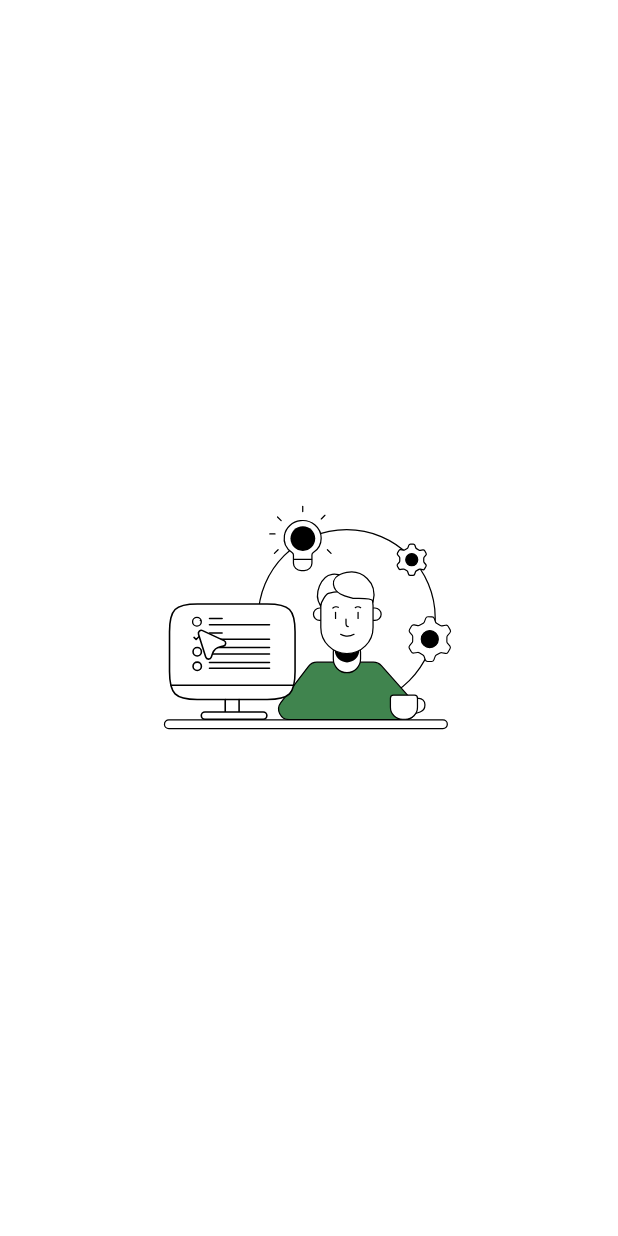
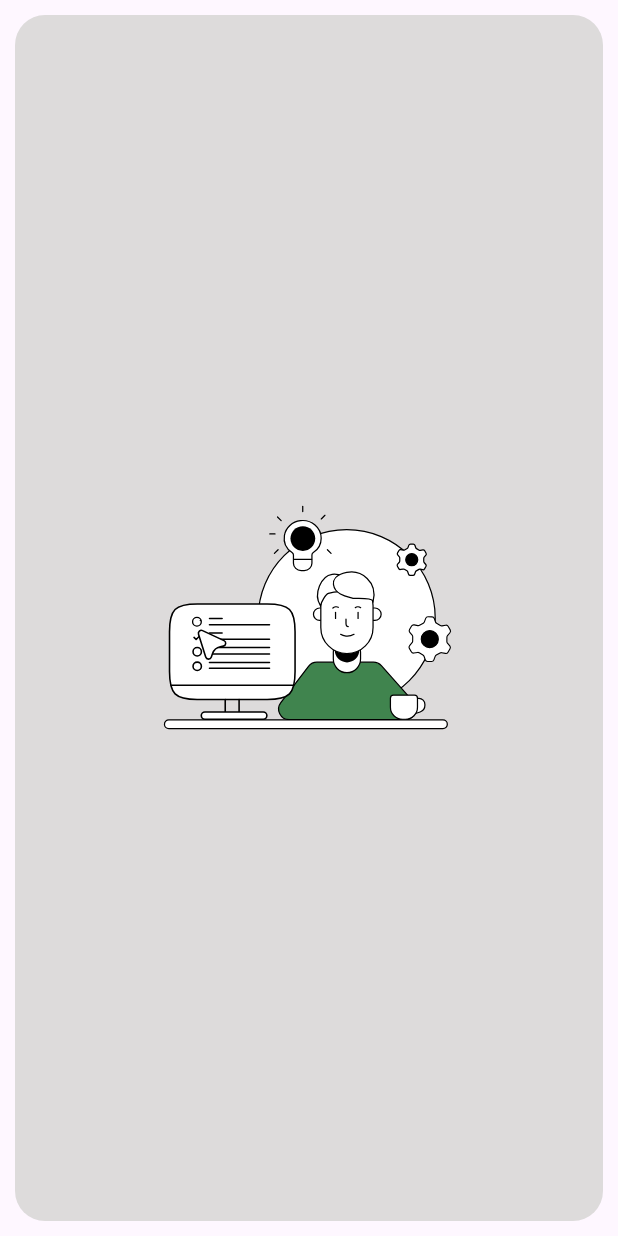
Before and after one commit to yaseeeeeeeeeeen/carnova-admin, a Flutter app: the HostPending screen opened directly, on a phone screen of 412 x 824 dp. Run offline on Flutter 3.47's test engine with Material 3 defaults, Android fonts, the phone set to English and light mode, and no system bars; our stand-ins replace bloc, carousel_slider, flutter_bloc, flutter_svg, google_fonts, lottie and 1 more; missing offline and left inert: animated_snack_bar, fab_circular_menu_plus, floating_tabbar, number_paginator; accounts and stored records are empty; network calls fail.

Commit message:
verification-1.1

```diff
--- a/lib/view/host/host_pending.dart
+++ b/lib/view/host/host_pending.dart
@@ -30,24 +30,24 @@ class HostPending extends StatelessWidget {
         }
       },
       builder: (context, state) {
-        if (pendingHostList.isEmpty) {
-          return Center(
-            child: SizedBox(
-              height: h / 2,
-              width: w / 2,
-              child: Lottie.asset(LottiePath.loginpageLottie),
-            ),
-          );
-        }
         return Scaffold(
           body: Container(
             margin: const EdgeInsets.all(10),
             decoration: BoxDecoration(
                 color: const Color.fromARGB(255, 221, 219, 219),
                 borderRadius: BorderRadius.circular(20)),
-            child: GridView.builder(
+            child: pendingHostList.isEmpty
+                ? Center(
+                    child: SizedBox(
+                      height: h / 2,
+                      width: w / 2,
+                      child: Lottie.asset(LottiePath.loginpageLottie),
+                    ),
+                  )
+                : GridView.builder(
                     itemCount: pendingHostList.length,
-              gridDelegate: const SliverGridDelegateWithFixedCrossAxisCount(
+                    gridDelegate:
+                        const SliverGridDelegateWithFixedCrossAxisCount(
                             crossAxisCount: 3),
                     itemBuilder: (context, index) {
                       final data = pendingHostList[index];
@@ -95,7 +95,8 @@ class HostPending extends StatelessWidget {
                                 ),
                                 ElevatedButton(
                                   onPressed: () {
-                              context.read<HostBloc>().add(HostAprovedClicked(
+                                    context.read<HostBloc>().add(
+                                        HostAprovedClicked(
                                             index: index, id: data.id));
                                   },
                                   style: ElevatedButton.styleFrom(
--- a/lib/view/host/host_verified.dart
+++ b/lib/view/host/host_verified.dart
@@ -21,7 +21,6 @@ class VerifiedHosts extends StatelessWidget {
       listener: (context, state) {
         if (state is HostFetchAllHostsSuccessState) {
           verifiedHostList = state.hostVerifiedData;
-          print(state.hostVerifiedData[0].email);
         } else {
           print("something Wrong");
         }
```
Lines whose indentation alone changed are shown as unchanged.
